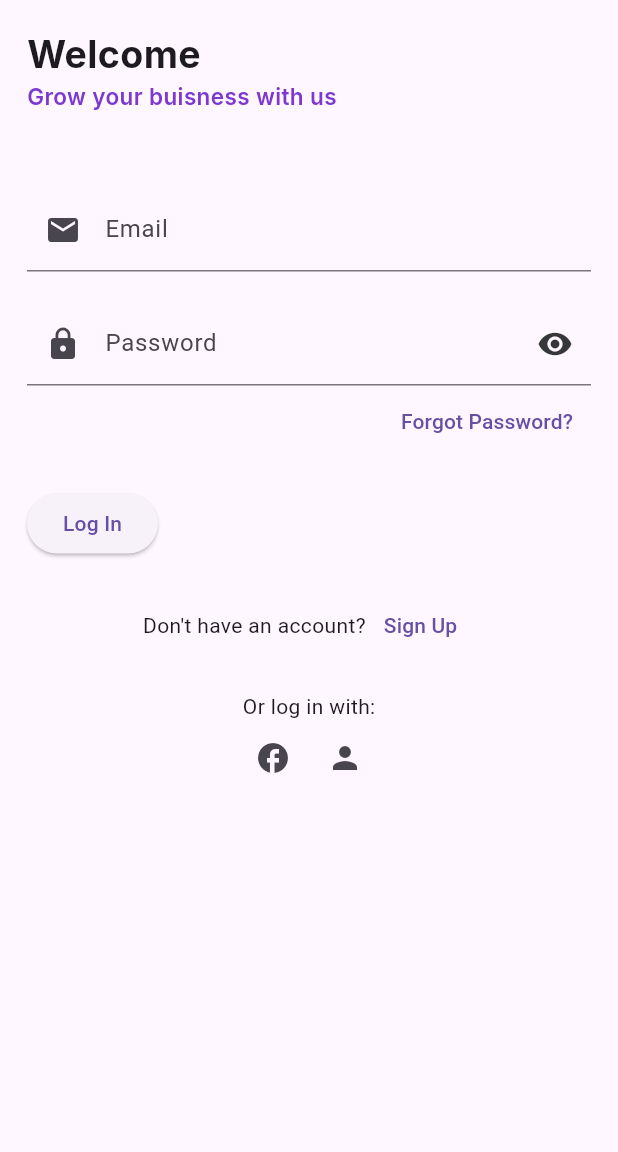
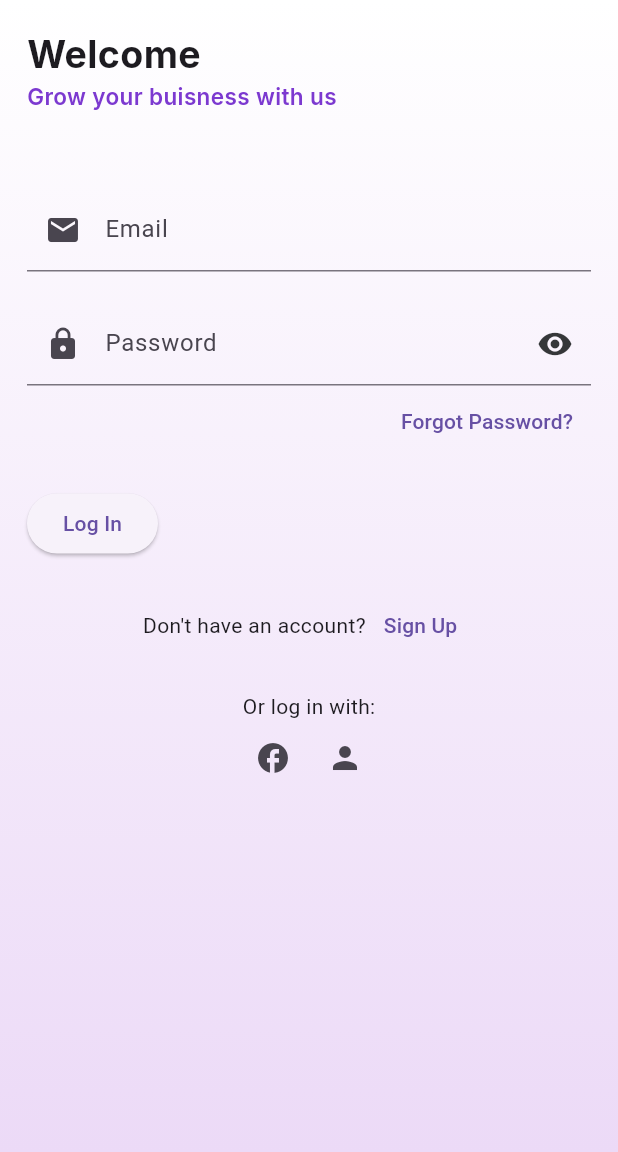
Before and after one commit to Vikas-garg-tiet26/FlutterFirstHello, a Flutter app: the Login1 screen opened by its route, on a phone screen of 412 x 824 dp, the part 84-1236 px from its top. Run offline on Flutter 3.47's test engine with Material 3 defaults, Android fonts, the phone set to English and light mode, and no system bars; our stand-ins replace flutter_svg, font_awesome_flutter, google_fonts, image_picker, intl_phone_number_input, pinput; project files that could hold a hidden picture were left out.

Commit message:
final login1

```diff
--- a/lib/main.dart
+++ b/lib/main.dart
@@ -16,7 +16,7 @@ class MyApp extends StatelessWidget {
   Widget build(BuildContext context) {
     return MaterialApp(
       debugShowCheckedModeBanner: false,
-      initialRoute: "/login",
+      initialRoute: "/splash",
       routes: {
         "/splash": (context) => const SplashScreen(),
         "/login": (context) => const Login1(),
--- a/lib/screens/login1.dart
+++ b/lib/screens/login1.dart
@@ -23,7 +23,18 @@ class _Login1State extends State<Login1> {
           ),
         ),
         body: Container(
-          margin: const EdgeInsets.all(18),
+          padding: const EdgeInsets.all(18),
+          height: MediaQuery.of(context).size.height,
+          decoration: const BoxDecoration(
+            gradient: LinearGradient(
+              begin: Alignment.bottomCenter,
+              end: Alignment.topCenter,
+              colors: [
+                Color.fromARGB(255, 236, 218, 247),
+                Color.fromRGBO(255, 255, 255, 1),
+              ],
+            ),
+          ),
           child: SingleChildScrollView(
               child: Column(
                   crossAxisAlignment: CrossAxisAlignment.start,
@@ -71,7 +82,9 @@ class _Login1State extends State<Login1> {
                 Align(
                   alignment: Alignment.centerRight,
                   child: TextButton(
-                    onPressed: () {},
+                    onPressed: () {
+                      Navigator.pushNamed(context, '/forgotpassword');
+                    },
                     child: const Text('Forgot Password?'),
                   ),
                 ),
--- a/lib/screens/splash_screen.dart
+++ b/lib/screens/splash_screen.dart
@@ -13,7 +13,7 @@ class SplashScreen extends StatelessWidget {
             begin: Alignment.bottomCenter,
             end: Alignment.topCenter,
             colors: [
-              Color.fromARGB(255, 206, 164, 231),
+              Color.fromARGB(255, 236, 218, 247),
               Color.fromRGBO(255, 255, 255, 1),
             ],
           ),
```
